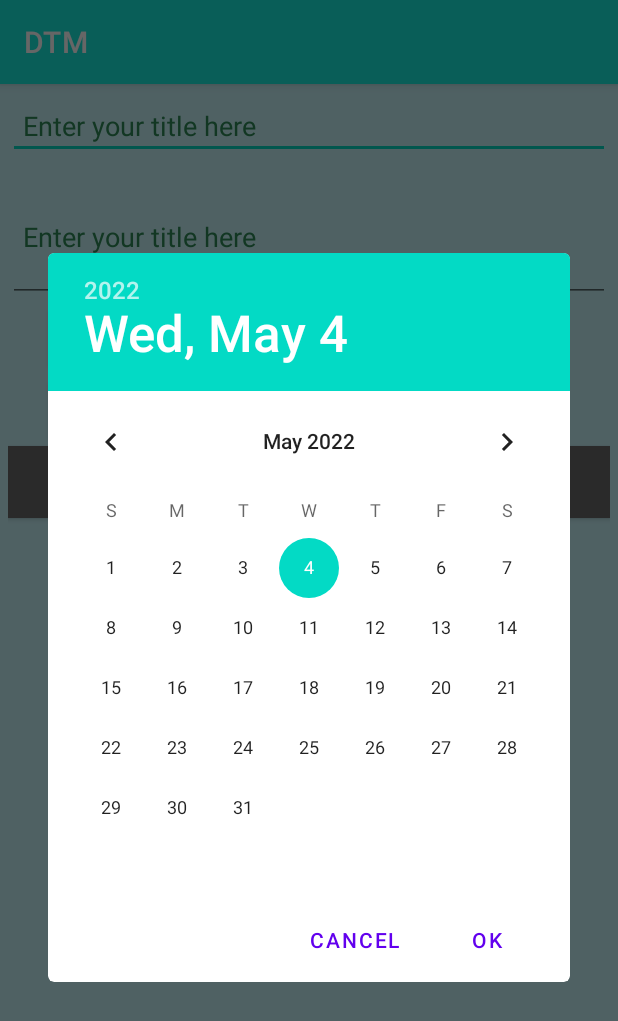
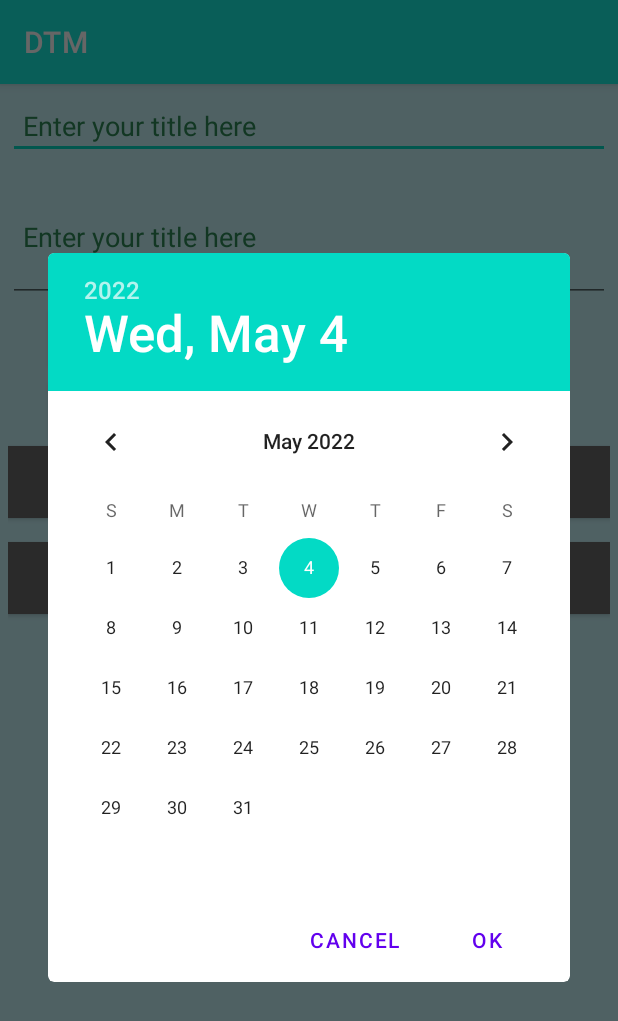
Before and after one commit to dipankar108/dtm, an Android app: the CreateTaskActivity screen opened directly, with no data from a screen before it, after a tap on "START TIME", on a phone screen of 412 x 824 dp. Shown: the top 1021 px of the screen. Run offline under Robolectric (Android 15) with nearby library versions, the phone set to English and light mode, and no system bars.

Commit message:
New save button added to the create alarm page

```diff
--- a/app/src/main/java/com/dailytaskmanager/dtm/CreateTaskActivity.kt
+++ b/app/src/main/java/com/dailytaskmanager/dtm/CreateTaskActivity.kt
@@ -22,6 +22,8 @@ class CreateTaskActivity : AppCompatActivity(), DatePickerDialog.OnDateSetListen
     private var reminder_finished_10 = false
     private var alarm_start = false
     private var alarm_finished = false
+    private var startTime = true
+
     var day = 0
     var month: Int = 0
     var year: Int = 0
@@ -93,6 +95,17 @@ class CreateTaskActivity : AppCompatActivity(), DatePickerDialog.OnDateSetListen
             }
         }
         binding.btnCreateTaskStartDateId.setOnClickListener {
+            startTime = true
+            pickDateAndTime()
+        }
+        binding.btnCreateTaskEndDateId.setOnClickListener {
+            pickDateAndTime()
+            startTime = false
+        }
+
+    }
+
+    private fun pickDateAndTime() {
         val calendar = Calendar.getInstance()
         year = calendar.get(Calendar.YEAR)
         month = calendar.get(Calendar.MONTH)
@@ -108,8 +121,6 @@ class CreateTaskActivity : AppCompatActivity(), DatePickerDialog.OnDateSetListen
         datePickerDialog.show()
     }
 
-    }
-
     private fun changeButtonColor(binding: ActivityCreateTaskBinding) {
         if (reminder_finished_10 || reminder_before_10 || alarm_finished || alarm_start) {
             binding.btnAlramandreminderId.setBackgroundColor(resources.getColor(R.color.bottomnavcolor))
@@ -122,11 +133,20 @@ class CreateTaskActivity : AppCompatActivity(), DatePickerDialog.OnDateSetListen
         myDay = dayOfMonth
         myYear = year
         myMonth = month
+        if (startTime) {
             binding.tvCreateDateStartViewId.text = "$myDay/$myMonth/$myYear"
+        } else {
+            binding.tvCreateDateEntdiewId.text = "$myDay/$myMonth/$myYear"
+        }
         timePickerDialog.show()
     }
 
     override fun onTimeSet(p0: TimePicker?, hour: Int, min: Int) {
+        if (startTime) {
             binding.tvCreateTimeStartViewId.text = "$hour:$min"
+        } else {
+            binding.tvCreateTimeEntdiewId.text = "$hour:$min"
+
         }
     }
+}
--- a/app/src/main/res/layout/activity_create_task.xml
+++ b/app/src/main/res/layout/activity_create_task.xml
@@ -117,4 +117,17 @@
         app:layout_constraintStart_toStartOf="parent"
         app:layout_constraintTop_toBottomOf="@+id/btn_createTaskEndDate_id" />
 
+    <androidx.appcompat.widget.AppCompatButton
+        android:id="@+id/btn_alramanSave_id"
+        android:layout_width="match_parent"
+        android:layout_height="wrap_content"
+
+        android:layout_marginTop="16dp"
+        android:background="@color/dimGray"
+        android:text="Save"
+        android:textColor="@color/white"
+        app:layout_constraintEnd_toEndOf="parent"
+        app:layout_constraintStart_toStartOf="parent"
+        app:layout_constraintTop_toBottomOf="@+id/btn_alramandreminder_id" />
+
 </androidx.constraintlayout.widget.ConstraintLayout>
```
Lines whose indentation alone changed are shown as unchanged.
